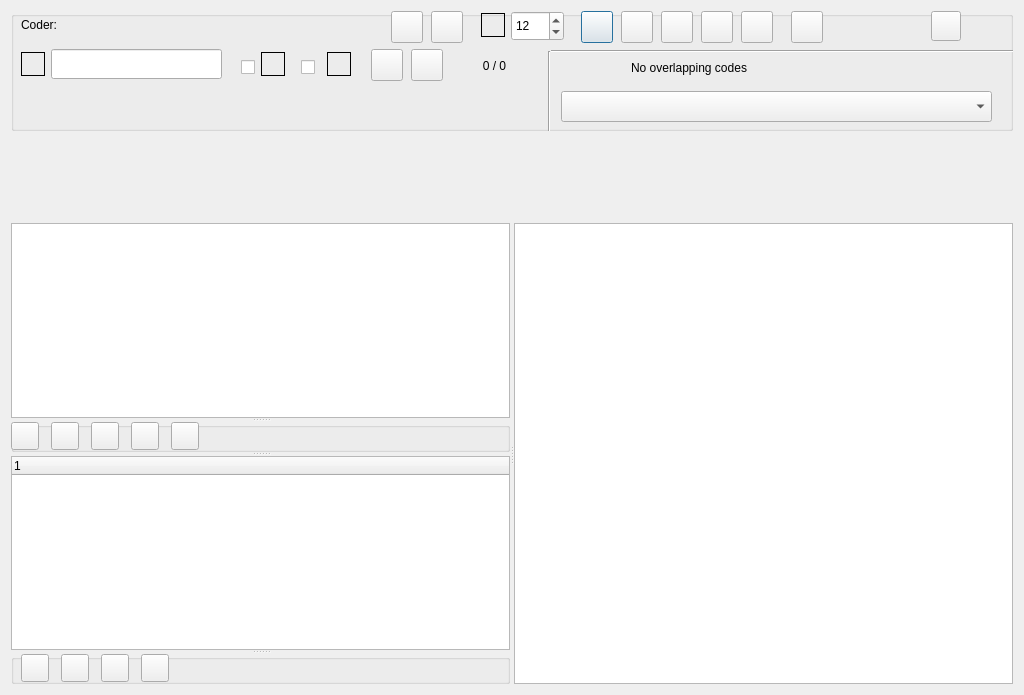
First picture: the form in GUI_UIs/ui_dialog_code_text.ui, repository ccbogel/QualCoder, before the edit.
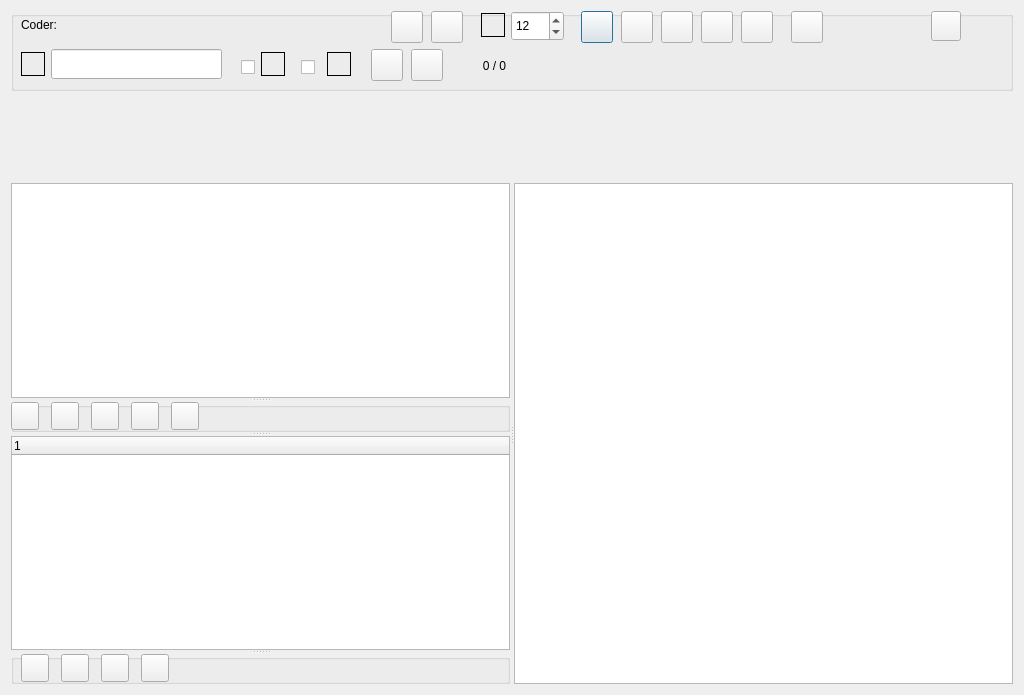
Second picture: the form after the edit.

Commit message: remove Overlap combobox

```diff
--- a/GUI_UIs/ui_dialog_code_text.ui
+++ b/GUI_UIs/ui_dialog_code_text.ui
@@ -19,13 +19,13 @@
      <property name="minimumSize">
       <size>
        <width>0</width>
-       <height>120</height>
+       <height>80</height>
       </size>
      </property>
      <property name="maximumSize">
       <size>
        <width>16777215</width>
-       <height>120</height>
+       <height>80</height>
       </size>
      </property>
      <property name="title">
@@ -60,25 +60,6 @@
        <string>Coder:</string>
       </property>
      </widget>
-     <widget class="QLabel" name="label_code">
-      <property name="geometry">
-       <rect>
-        <x>10</x>
-        <y>81</y>
-        <width>32</width>
-        <height>32</height>
-       </rect>
-      </property>
-      <property name="toolTip">
-       <string>Right click below to create new codes and categories</string>
-      </property>
-      <property name="text">
-       <string/>
-      </property>
-      <property name="wordWrap">
-       <bool>true</bool>
-      </property>
-     </widget>
      <widget class="QLineEdit" name="lineEdit_search">
       <property name="geometry">
        <rect>
@@ -141,19 +122,6 @@
        <set>Qt::AlignCenter</set>
       </property>
      </widget>
-     <widget class="QLabel" name="label_codes_clicked_in_text">
-      <property name="geometry">
-       <rect>
-        <x>620</x>
-        <y>46</y>
-        <width>431</width>
-        <height>22</height>
-       </rect>
-      </property>
-      <property name="text">
-       <string>No overlapping codes</string>
-      </property>
-     </widget>
      <widget class="QLabel" name="label_codes_count">
       <property name="geometry">
        <rect>
@@ -170,42 +138,6 @@
        <set>Qt::AlignRight|Qt::AlignTrailing|Qt::AlignVCenter</set>
       </property>
      </widget>
-     <widget class="Line" name="line">
-      <property name="geometry">
-       <rect>
-        <x>540</x>
-        <y>30</y>
-        <width>531</width>
-        <height>20</height>
-       </rect>
-      </property>
-      <property name="orientation">
-       <enum>Qt::Horizontal</enum>
-      </property>
-     </widget>
-     <widget class="Line" name="line_2">
-      <property name="geometry">
-       <rect>
-        <x>530</x>
-        <y>40</y>
-        <width>16</width>
-        <height>91</height>
-       </rect>
-      </property>
-      <property name="orientation">
-       <enum>Qt::Vertical</enum>
-      </property>
-     </widget>
-     <widget class="QComboBox" name="comboBox_codes_in_text">
-      <property name="geometry">
-       <rect>
-        <x>550</x>
-        <y>80</y>
-        <width>431</width>
-        <height>31</height>
-       </rect>
-      </property>
-     </widget>
      <widget class="QPushButton" name="pushButton_previous">
       <property name="geometry">
        <rect>
@@ -696,6 +628,25 @@
          <string/>
         </property>
        </widget>
+       <widget class="QLabel" name="label_code">
+        <property name="geometry">
+         <rect>
+          <x>180</x>
+          <y>0</y>
+          <width>28</width>
+          <height>28</height>
+         </rect>
+        </property>
+        <property name="toolTip">
+         <string>Right click below to create new codes and categories</string>
+        </property>
+        <property name="text">
+         <string/>
+        </property>
+        <property name="wordWrap">
+         <bool>true</bool>
+        </property>
+       </widget>
       </widget>
      </widget>
      <widget class="QTextEdit" name="textEdit"/>
```
Left out of the diff: 1 changed line with no effect on the pictures.
